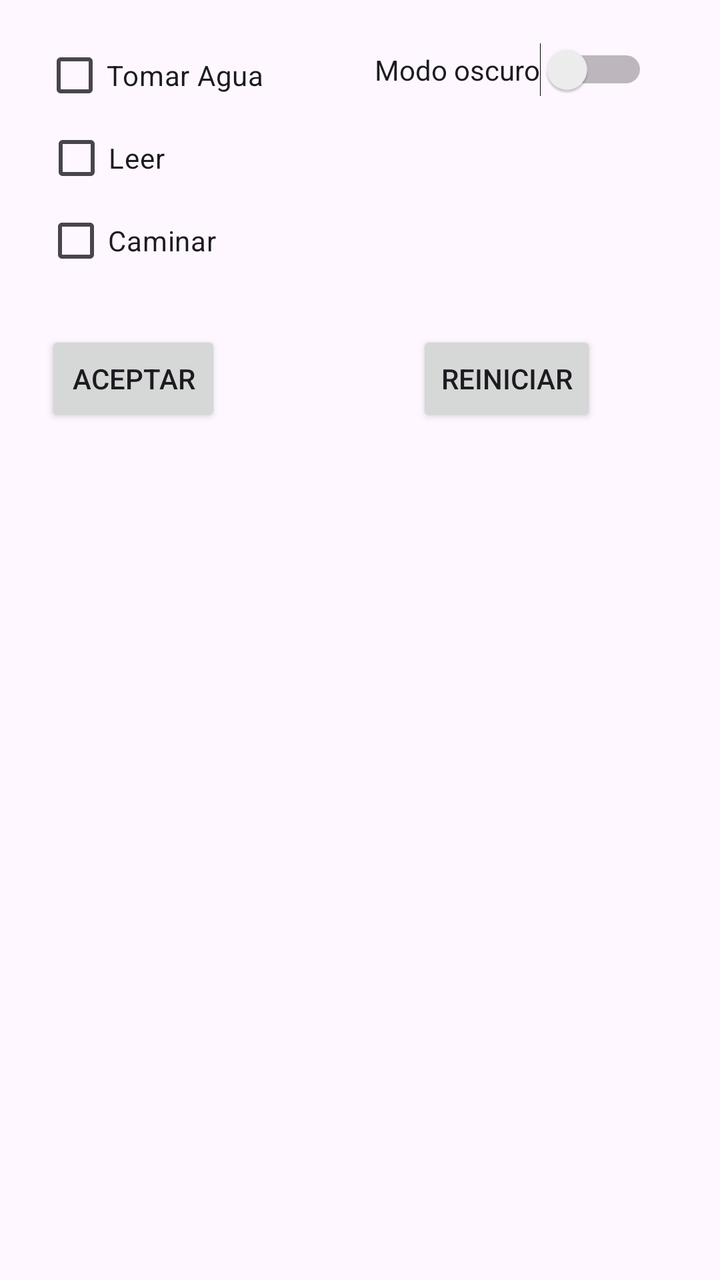
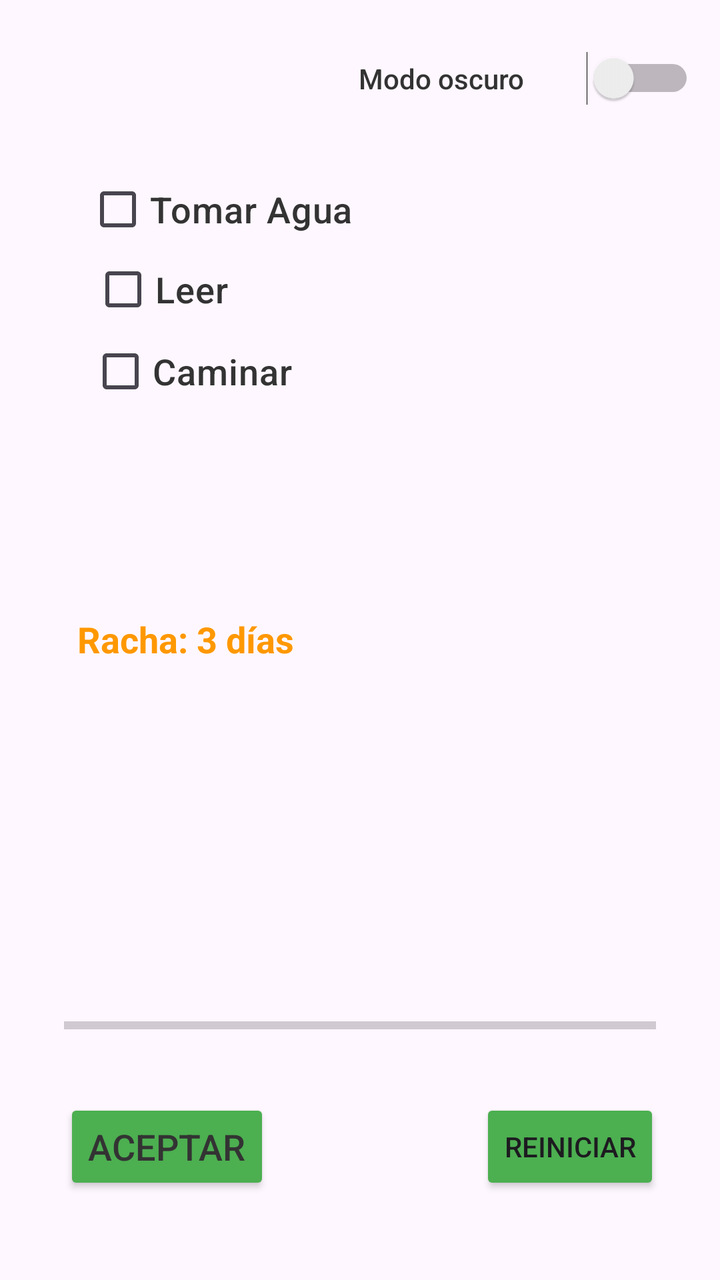

The first picture is an Android layout as it rendered before a commit; the second is the same layout after the commit. The layout source and the unified diff follow.
<!-- AndroidManifest.xml: application theme Theme.HabiTrack -->
<!-- res/layout/activity_main.xml -->
<?xml version="1.0" encoding="utf-8"?>
<androidx.constraintlayout.widget.ConstraintLayout xmlns:android="http://schemas.android.com/apk/res/android"
    xmlns:app="http://schemas.android.com/apk/res-auto"
    xmlns:tools="http://schemas.android.com/tools"
    android:id="@+id/main"
    android:layout_width="match_parent"
    android:layout_height="match_parent"
    tools:context=".MainActivity">

    <Button
        android:id="@+id/btnAceptar"
        android:layout_width="wrap_content"
        android:layout_height="wrap_content"
        android:text="@string/btnAceptar"
        app:layout_constraintBottom_toBottomOf="parent"
        app:layout_constraintEnd_toEndOf="parent"
        app:layout_constraintHorizontal_bias="0.083"
        app:layout_constraintStart_toStartOf="parent"
        app:layout_constraintTop_toTopOf="parent"
        app:layout_constraintVertical_bias="0.279" />

    <CheckBox
        android:id="@+id/checkBoxTomarAgua"
        android:layout_width="wrap_content"
        android:layout_height="wrap_content"
        android:text="@string/checkBoxTomarAgua"
        app:layout_constraintBottom_toBottomOf="parent"
        app:layout_constraintEnd_toEndOf="parent"
        app:layout_constraintHorizontal_bias="0.086"
        app:layout_constraintStart_toStartOf="parent"
        app:layout_constraintTop_toTopOf="parent"
        app:layout_constraintVertical_bias="0.023" />

    <CheckBox
        android:id="@+id/checkBoxLeer"
        android:layout_width="wrap_content"
        android:layout_height="wrap_content"
        android:text="@string/checkBoxLeer"
        app:layout_constraintBottom_toBottomOf="parent"
        app:layout_constraintEnd_toEndOf="parent"
        app:layout_constraintHorizontal_bias="0.074"
        app:layout_constraintStart_toStartOf="parent"
        app:layout_constraintTop_toTopOf="parent"
        app:layout_constraintVertical_bias="0.093" />

    <CheckBox
        android:id="@+id/checkBoxCaminar"
        android:layout_width="wrap_content"
        android:layout_height="wrap_content"
        android:text="@string/checkBoxCaminar"
        app:layout_constraintBottom_toBottomOf="parent"
        app:layout_constraintEnd_toEndOf="parent"
        app:layout_constraintHorizontal_bias="0.08"
        app:layout_constraintStart_toStartOf="parent"
        app:layout_constraintTop_toTopOf="parent"
        app:layout_constraintVertical_bias="0.163" />

    <Button
        android:id="@+id/btnReiniciar"
        android:layout_width="wrap_content"
        android:layout_height="wrap_content"
        android:text="@string/btnReiniciar"
        app:layout_constraintBottom_toBottomOf="parent"
        app:layout_constraintEnd_toEndOf="parent"
        app:layout_constraintHorizontal_bias="0.771"
        app:layout_constraintStart_toStartOf="parent"
        app:layout_constraintTop_toTopOf="parent"
        app:layout_constraintVertical_bias="0.279" />

    <Switch
        android:id="@+id/switchModoOscuro"
        android:layout_width="wrap_content"
        android:layout_height="wrap_content"
        android:text="@string/switchModoOscuro"
        app:layout_constraintBottom_toBottomOf="parent"
        app:layout_constraintEnd_toEndOf="parent"
        app:layout_constraintHorizontal_bias="0.839"
        app:layout_constraintStart_toStartOf="parent"
        app:layout_constraintTop_toTopOf="parent"
        app:layout_constraintVertical_bias="0.035" />

</androidx.constraintlayout.widget.ConstraintLayout>
<!-- resources referenced by this layout -->
<resources>
  <string name="btnAceptar">Aceptar</string>
  <string name="btnReiniciar">Reiniciar</string>
  <string name="checkBoxCaminar">Caminar</string>
  <string name="checkBoxLeer">Leer</string>
  <string name="checkBoxTomarAgua">Tomar Agua</string>
  <string name="switchModoOscuro">Modo oscuro</string>
  <style name="Theme.HabiTrack" parent="Base.Theme.HabiTrack" />
  <style name="Base.Theme.HabiTrack" parent="Theme.Material3.DayNight.NoActionBar">
          
          
      </style>
</resources>

<!-- the commit's change to res/layout/activity_main.xml (unified diff, before → after) -->
@@ -12,71 +12,125 @@
         android:layout_width="wrap_content"
         android:layout_height="wrap_content"
         android:text="@string/btnAceptar"
+        app:backgroundTint="#4CAF50"
+        app:cornerRadius="12dp"
+        android:textSize="18sp"
+        android:textColor="#333333"
+        android:fontFamily="sans-serif-medium"
         app:layout_constraintBottom_toBottomOf="parent"
         app:layout_constraintEnd_toEndOf="parent"
-        app:layout_constraintHorizontal_bias="0.083"
+        app:layout_constraintHorizontal_bias="0.124"
         app:layout_constraintStart_toStartOf="parent"
         app:layout_constraintTop_toTopOf="parent"
-        app:layout_constraintVertical_bias="0.279" />
+        app:layout_constraintVertical_bias="0.928" />
 
     <CheckBox
         android:id="@+id/checkBoxTomarAgua"
         android:layout_width="wrap_content"
         android:layout_height="wrap_content"
+        android:layout_marginStart="24dp"
+        android:layout_marginTop="16dp"
+        android:fontFamily="sans-serif-medium"
         android:text="@string/checkBoxTomarAgua"
+        android:textColor="#333333"
+        android:textSize="18sp"
         app:layout_constraintBottom_toBottomOf="parent"
         app:layout_constraintEnd_toEndOf="parent"
-        app:layout_constraintHorizontal_bias="0.086"
+        app:layout_constraintHorizontal_bias="0.094"
         app:layout_constraintStart_toStartOf="parent"
         app:layout_constraintTop_toTopOf="parent"
-        app:layout_constraintVertical_bias="0.023" />
+        app:layout_constraintVertical_bias="0.112" />
+
+    <CheckBox
+        android:id="@+id/checkBoxCaminar"
+        android:layout_width="wrap_content"
+        android:layout_height="wrap_content"
+        android:layout_marginStart="24dp"
+        android:layout_marginTop="16dp"
+        android:fontFamily="sans-serif-medium"
+        android:text="@string/checkBoxCaminar"
+        android:textColor="#333333"
+        android:textSize="18sp"
+        app:layout_constraintBottom_toBottomOf="parent"
+        app:layout_constraintEnd_toEndOf="parent"
+        app:layout_constraintHorizontal_bias="0.087"
+        app:layout_constraintStart_toStartOf="parent"
+        app:layout_constraintTop_toTopOf="parent"
+        app:layout_constraintVertical_bias="0.253" />
+
+    <ProgressBar
+        android:id="@+id/progressBarHabitos"
+        style="?android:attr/progressBarStyleHorizontal"
+        android:layout_width="0dp"
+        android:layout_height="wrap_content"
+        android:layout_marginStart="32dp"
+        android:layout_marginTop="440dp"
+        android:layout_marginEnd="32dp"
+        android:max="100"
+        android:progress="0"
+        app:layout_constraintEnd_toEndOf="parent"
+        app:layout_constraintHorizontal_bias="0.0"
+        app:layout_constraintStart_toStartOf="parent"
+        app:layout_constraintTop_toBottomOf="@+id/switchModoOscuro" />
 
     <CheckBox
         android:id="@+id/checkBoxLeer"
         android:layout_width="wrap_content"
         android:layout_height="wrap_content"
+        android:layout_marginStart="24dp"
+        android:layout_marginTop="16dp"
+        android:fontFamily="sans-serif-medium"
         android:text="@string/checkBoxLeer"
+        android:textColor="#333333"
+        android:textSize="18sp"
         app:layout_constraintBottom_toBottomOf="parent"
         app:layout_constraintEnd_toEndOf="parent"
-        app:layout_constraintHorizontal_bias="0.074"
+        app:layout_constraintHorizontal_bias="0.081"
         app:layout_constraintStart_toStartOf="parent"
         app:layout_constraintTop_toTopOf="parent"
-        app:layout_constraintVertical_bias="0.093" />
-
-    <CheckBox
-        android:id="@+id/checkBoxCaminar"
-        android:layout_width="wrap_content"
-        android:layout_height="wrap_content"
-        android:text="@string/checkBoxCaminar"
-        app:layout_constraintBottom_toBottomOf="parent"
-        app:layout_constraintEnd_toEndOf="parent"
-        app:layout_constraintHorizontal_bias="0.08"
-        app:layout_constraintStart_toStartOf="parent"
-        app:layout_constraintTop_toTopOf="parent"
-        app:layout_constraintVertical_bias="0.163" />
+        app:layout_constraintVertical_bias="0.182" />
 
     <Button
         android:id="@+id/btnReiniciar"
         android:layout_width="wrap_content"
         android:layout_height="wrap_content"
         android:text="@string/btnReiniciar"
+        app:backgroundTint="#4CAF50"
+        app:cornerRadius="12dp"
         app:layout_constraintBottom_toBottomOf="parent"
         app:layout_constraintEnd_toEndOf="parent"
-        app:layout_constraintHorizontal_bias="0.771"
+        app:layout_constraintHorizontal_bias="0.889"
         app:layout_constraintStart_toStartOf="parent"
         app:layout_constraintTop_toTopOf="parent"
-        app:layout_constraintVertical_bias="0.279" />
+        app:layout_constraintVertical_bias="0.928" />
 
     <Switch
         android:id="@+id/switchModoOscuro"
+        android:layout_width="168dp"
+        android:layout_height="51dp"
+        android:text="@string/switchModoOscuro"
+        android:textColor="#333333"
+        android:fontFamily="sans-serif-medium"
+        app:layout_constraintBottom_toBottomOf="parent"
+        app:layout_constraintEnd_toEndOf="parent"
+        app:layout_constraintHorizontal_bias="0.934"
+        app:layout_constraintStart_toStartOf="parent"
+        app:layout_constraintTop_toTopOf="parent"
+        app:layout_constraintVertical_bias="0.023" />
+
+    <TextView
+        android:id="@+id/tvRacha"
         android:layout_width="wrap_content"
         android:layout_height="wrap_content"
-        android:text="@string/switchModoOscuro"
+        android:text="Racha: 3 días"
+        android:textColor="#FF9800"
+        android:textSize="18sp"
+        android:textStyle="bold"
         app:layout_constraintBottom_toBottomOf="parent"
         app:layout_constraintEnd_toEndOf="parent"
-        app:layout_constraintHorizontal_bias="0.839"
+        app:layout_constraintHorizontal_bias="0.154"
         app:layout_constraintStart_toStartOf="parent"
         app:layout_constraintTop_toTopOf="parent"
-        app:layout_constraintVertical_bias="0.035" />
+        app:layout_constraintVertical_bias="0.499" />
 
 </androidx.constraintlayout.widget.ConstraintLayout>
